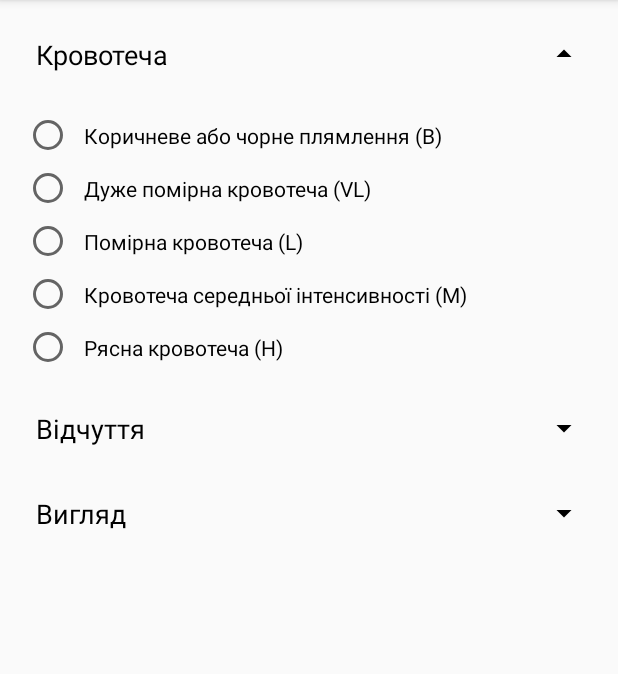
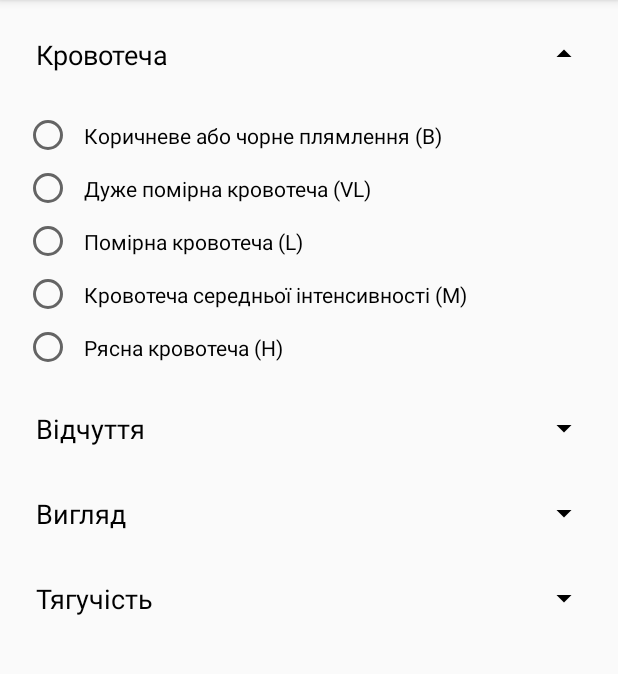
Before and after one commit to akrupych/CreightonModel, an Android app: the screen it shows after launch (MainActivity), after a tap on "Кровотеча", on a phone screen of 412 x 824 dp, the part 84-758 px from its top. Run offline under Robolectric (Android 15) with nearby library versions, the phone set to English and light mode, and no system bars.

Commit message:
stretch recording

```diff
--- a/app/src/main/java/akrupych/creightonmodel/MainActivity.kt
+++ b/app/src/main/java/akrupych/creightonmodel/MainActivity.kt
@@ -12,6 +12,7 @@ class MainActivity : AppCompatActivity() {
         bloodDropdown.setOnClickListener { toggleBloodDropdown() }
         feelingsDropdown.setOnClickListener { toggleFeelingsDropdown() }
         lookDropdown.setOnClickListener { toggleLookDropdown() }
+        stretchDropdown.setOnClickListener { toggleStretchDropdown() }
     }
 
     private fun toggleBloodDropdown() {
@@ -31,4 +32,10 @@ class MainActivity : AppCompatActivity() {
         lookDropdown.isSelected = shouldOpen
         lookSection.setVisible(shouldOpen)
     }
+
+    private fun toggleStretchDropdown() {
+        val shouldOpen = !stretchDropdown.isSelected
+        stretchDropdown.isSelected = shouldOpen
+        stretchSection.setVisible(shouldOpen)
+    }
 }
--- a/app/src/main/res/layout/activity_main.xml
+++ b/app/src/main/res/layout/activity_main.xml
@@ -175,6 +175,49 @@
 
         </RadioGroup>
 
+        <TextView
+            android:id="@+id/stretchDropdown"
+            android:layout_width="match_parent"
+            android:layout_height="wrap_content"
+            android:background="?attr/selectableItemBackground"
+            android:drawableRight="@drawable/dropdown_icon"
+            android:gravity="center_vertical"
+            android:padding="16dp"
+            android:text="@string/stretch"
+            android:textColor="#000"
+            android:textSize="18sp" />
+
+        <RadioGroup
+            android:id="@+id/stretchSection"
+            android:layout_width="match_parent"
+            android:layout_height="wrap_content"
+            android:orientation="vertical"
+            android:padding="8dp"
+            android:visibility="gone">
+
+            <RadioButton
+                android:id="@+id/sticky"
+                android:layout_width="match_parent"
+                android:layout_height="wrap_content"
+                android:padding="8dp"
+                android:text="@string/sticky" />
+
+            <RadioButton
+                android:id="@+id/tacky"
+                android:layout_width="match_parent"
+                android:layout_height="wrap_content"
+                android:padding="8dp"
+                android:text="@string/tacky" />
+
+            <RadioButton
+                android:id="@+id/stretchy"
+                android:layout_width="match_parent"
+                android:layout_height="wrap_content"
+                android:padding="8dp"
+                android:text="@string/stretchy" />
+
+        </RadioGroup>
+
     </LinearLayout>
 
 </ScrollView>
--- a/app/src/main/res/values/strings.xml
+++ b/app/src/main/res/values/strings.xml
@@ -20,4 +20,9 @@
     <string name="yellow">Жовтий (Y)</string>
     <string name="gluey">Гумоподібний (G)</string>
     <string name="pasty">Кремоподібний (P)</string>
+
+    <string name="stretch">Тягучість</string>
+    <string name="sticky"><![CDATA[Малотягучий < 0.5 см (6)]]></string>
+    <string name="tacky">Середньотягучий 1 – 2 см (8)</string>
+    <string name="stretchy"><![CDATA[Дуже тягучий > 2.5 см (10)]]></string>
 </resources>
```
